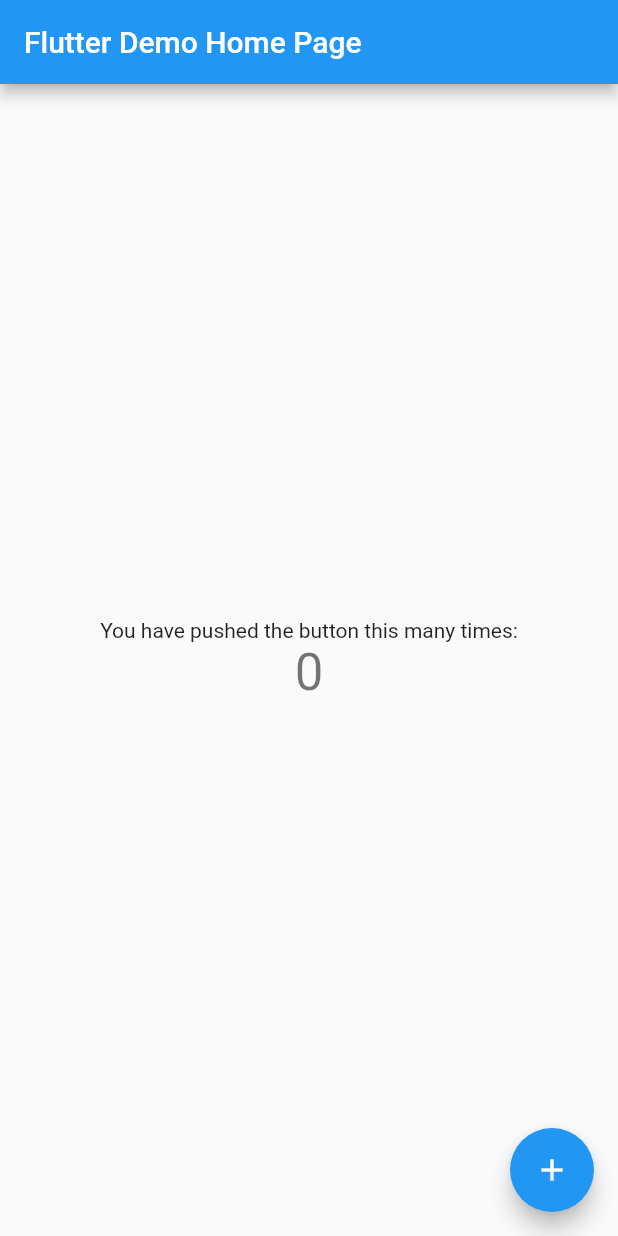
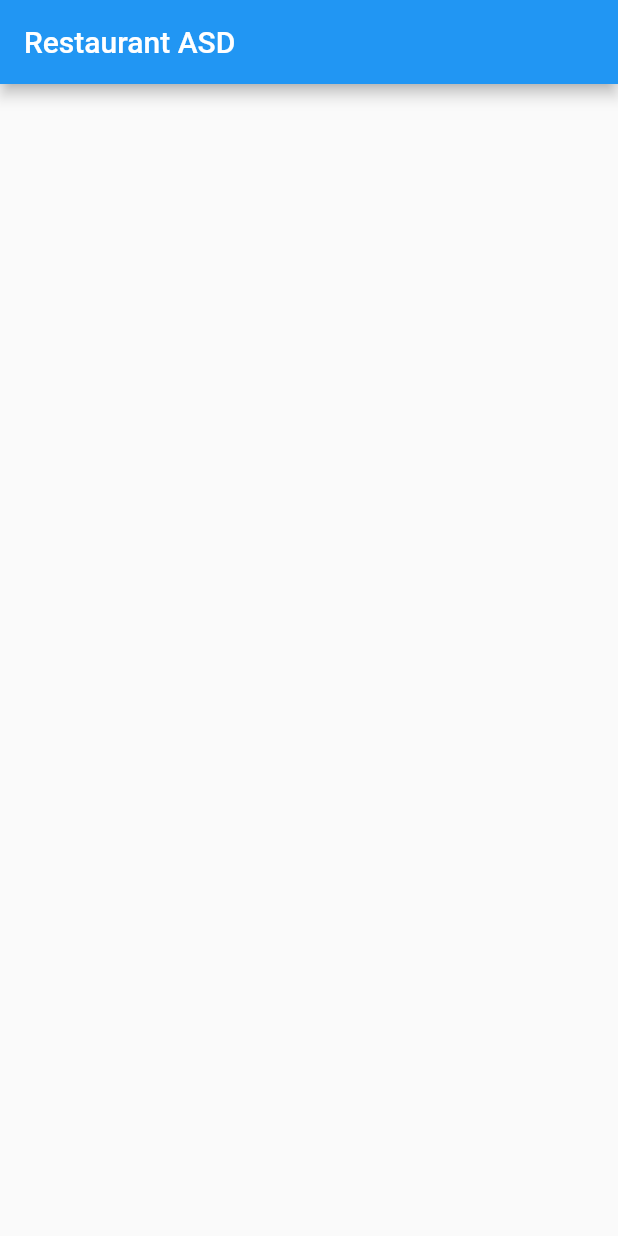
Before and after one commit to JeffryHermanto/RestaurantASD, a Flutter app: the screen it shows after launch, on a phone screen of 412 x 824 dp. Run offline on Flutter 3.47's test engine with Material 2 defaults, Android fonts, the phone set to English and light mode, and no system bars; our stand-ins replace stacked, stacked_services.

```diff
--- /dev/null
+++ b/lib/app/app.router.dart
@@ -0,0 +1,37 @@
+// GENERATED CODE - DO NOT MODIFY BY HAND
+
+// **************************************************************************
+// StackedRouterGenerator
+// **************************************************************************
+
+// ignore_for_file: public_member_api_docs
+
+import 'package:flutter/material.dart';
+import 'package:stacked/stacked.dart';
+
+import '../ui/views/home/home_view.dart';
+
+class Routes {
+  static const String homeView = '/';
+  static const all = <String>{
+    homeView,
+  };
+}
+
+class StackedRouter extends RouterBase {
+  @override
+  List<RouteDef> get routes => _routes;
+  final _routes = <RouteDef>[
+    RouteDef(Routes.homeView, page: HomeView),
+  ];
+  @override
+  Map<Type, StackedRouteFactory> get pagesMap => _pagesMap;
+  final _pagesMap = <Type, StackedRouteFactory>{
+    HomeView: (data) {
+      return MaterialPageRoute<dynamic>(
+        builder: (context) => HomeView(),
+        settings: data,
+      );
+    },
+  };
+}
--- a/lib/main.dart
+++ b/lib/main.dart
@@ -1,117 +1,29 @@
 import 'package:flutter/material.dart';
+import 'package:flutter/services.dart';
+import 'package:stacked_services/stacked_services.dart';
 
-void main() {
-  runApp(MyApp());
+import 'app/app.router.dart';
+
+Future main() async {
+  WidgetsFlutterBinding.ensureInitialized();
+
+  await SystemChrome.setPreferredOrientations([DeviceOrientation.portraitUp]);
+
+  runApp(RestaurantASDApp());
 }
 
-class MyApp extends StatelessWidget {
-  // This widget is the root of your application.
+class RestaurantASDApp extends StatelessWidget {
   @override
   Widget build(BuildContext context) {
     return MaterialApp(
-      title: 'Flutter Demo',
+      title: 'Restaurant ASD',
       theme: ThemeData(
-        // This is the theme of your application.
-        //
-        // Try running your application with "flutter run". You'll see the
-        // application has a blue toolbar. Then, without quitting the app, try
-        // changing the primarySwatch below to Colors.green and then invoke
-        // "hot reload" (press "r" in the console where you ran "flutter run",
-        // or simply save your changes to "hot reload" in a Flutter IDE).
-        // Notice that the counter didn't reset back to zero; the application
-        // is not restarted.
         primarySwatch: Colors.blue,
-        // This makes the visual density adapt to the platform that you run
-        // the app on. For desktop platforms, the controls will be smaller and
-        // closer together (more dense) than on mobile platforms.
         visualDensity: VisualDensity.adaptivePlatformDensity,
       ),
-      home: MyHomePage(title: 'Flutter Demo Home Page'),
+      navigatorKey: StackedService.navigatorKey,
+      onGenerateRoute: StackedRouter().onGenerateRoute,
+      debugShowCheckedModeBanner: false,
     );
   }
 }
-
-class MyHomePage extends StatefulWidget {
-  MyHomePage({Key key, this.title}) : super(key: key);
-
-  // This widget is the home page of your application. It is stateful, meaning
-  // that it has a State object (defined below) that contains fields that affect
-  // how it looks.
-
-  // This class is the configuration for the state. It holds the values (in this
-  // case the title) provided by the parent (in this case the App widget) and
-  // used by the build method of the State. Fields in a Widget subclass are
-  // always marked "final".
-
-  final String title;
-
-  @override
-  _MyHomePageState createState() => _MyHomePageState();
-}
-
-class _MyHomePageState extends State<MyHomePage> {
-  int _counter = 0;
-
-  void _incrementCounter() {
-    setState(() {
-      // This call to setState tells the Flutter framework that something has
-      // changed in this State, which causes it to rerun the build method below
-      // so that the display can reflect the updated values. If we changed
-      // _counter without calling setState(), then the build method would not be
-      // called again, and so nothing would appear to happen.
-      _counter++;
-    });
-  }
-
-  @override
-  Widget build(BuildContext context) {
-    // This method is rerun every time setState is called, for instance as done
-    // by the _incrementCounter method above.
-    //
-    // The Flutter framework has been optimized to make rerunning build methods
-    // fast, so that you can just rebuild anything that needs updating rather
-    // than having to individually change instances of widgets.
-    return Scaffold(
-      appBar: AppBar(
-        // Here we take the value from the MyHomePage object that was created by
-        // the App.build method, and use it to set our appbar title.
-        title: Text(widget.title),
-      ),
-      body: Center(
-        // Center is a layout widget. It takes a single child and positions it
-        // in the middle of the parent.
-        child: Column(
-          // Column is also a layout widget. It takes a list of children and
-          // arranges them vertically. By default, it sizes itself to fit its
-          // children horizontally, and tries to be as tall as its parent.
-          //
-          // Invoke "debug painting" (press "p" in the console, choose the
-          // "Toggle Debug Paint" action from the Flutter Inspector in Android
-          // Studio, or the "Toggle Debug Paint" command in Visual Studio Code)
-          // to see the wireframe for each widget.
-          //
-          // Column has various properties to control how it sizes itself and
-          // how it positions its children. Here we use mainAxisAlignment to
-          // center the children vertically; the main axis here is the vertical
-          // axis because Columns are vertical (the cross axis would be
-          // horizontal).
-          mainAxisAlignment: MainAxisAlignment.center,
-          children: <Widget>[
-            Text(
-              'You have pushed the button this many times:',
-            ),
-            Text(
-              '$_counter',
-              style: Theme.of(context).textTheme.headline4,
-            ),
-          ],
-        ),
-      ),
-      floatingActionButton: FloatingActionButton(
-        onPressed: _incrementCounter,
-        tooltip: 'Increment',
-        child: Icon(Icons.add),
-      ), // This trailing comma makes auto-formatting nicer for build methods.
-    );
-  }
-}
--- /dev/null
+++ b/lib/ui/views/home/home_view.dart
@@ -0,0 +1,10 @@
+import 'package:flutter/material.dart';
+
+class HomeView extends StatelessWidget {
+  @override
+  Widget build(BuildContext context) {
+    return Scaffold(
+      appBar: AppBar(title: Text('Restaurant ASD')),
+    );
+  }
+}
```
Also changed, not shown: lib/app/app.dart (added, +12 -0 lines), pubspec.yaml (+10 -56 lines), lib/ui/views/home/home_viewmodel.dart (added), pubspec.lock, 3 other files.
